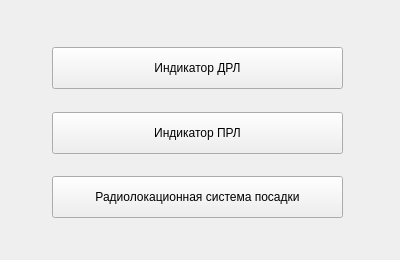
Old version of the form menu.ui in the repository oln0ry/IKO.
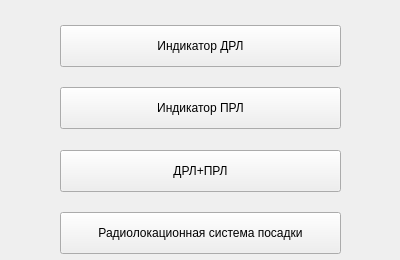
New version of the form.

Patch:
```diff
--- a/menu.ui
+++ b/menu.ui
@@ -29,10 +29,10 @@
    <widget class="QWidget" name="verticalLayoutWidget">
     <property name="geometry">
      <rect>
-      <x>-8</x>
-      <y>-3</y>
-      <width>411</width>
-      <height>271</height>
+      <x>0</x>
+      <y>0</y>
+      <width>401</width>
+      <height>304</height>
      </rect>
     </property>
     <layout class="QVBoxLayout" name="verticalLayout">
@@ -40,7 +40,7 @@
       <number>60</number>
      </property>
      <property name="topMargin">
-      <number>50</number>
+      <number>25</number>
      </property>
      <property name="rightMargin">
       <number>60</number>
@@ -100,6 +100,32 @@
        </property>
       </spacer>
      </item>
+     <item>
+      <widget class="QPushButton" name="ButtonDRLPRL">
+       <property name="minimumSize">
+        <size>
+         <width>0</width>
+         <height>42</height>
+        </size>
+       </property>
+       <property name="text">
+        <string>ДРЛ+ПРЛ</string>
+       </property>
+      </widget>
+     </item>
+     <item>
+      <spacer name="verticalSpacer_5">
+       <property name="orientation">
+        <enum>Qt::Vertical</enum>
+       </property>
+       <property name="sizeHint" stdset="0">
+        <size>
+         <width>0</width>
+         <height>0</height>
+        </size>
+       </property>
+      </spacer>
+     </item>
      <item>
       <widget class="QPushButton" name="ButtonRSP">
        <property name="minimumSize">
```
